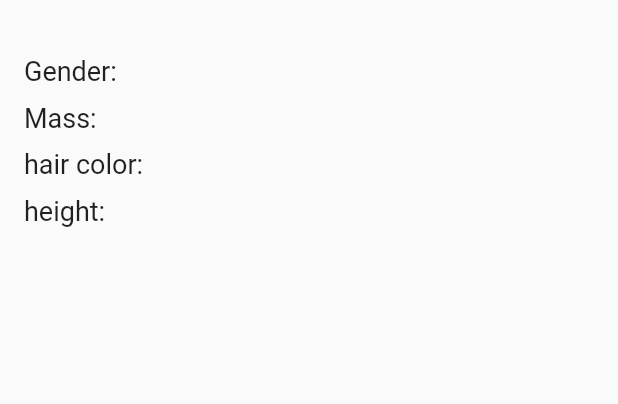
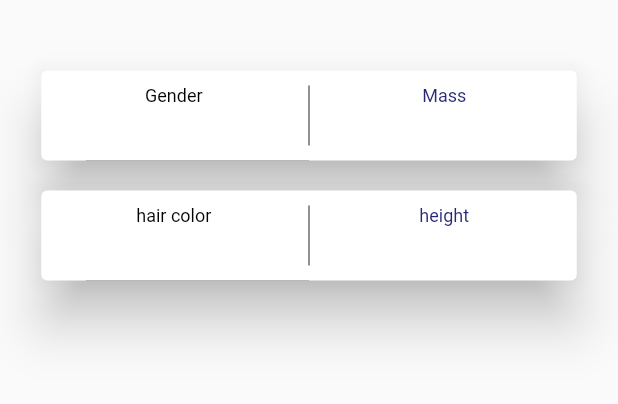
Before and after one commit to Alan-Finzi/StarWars, a Flutter app: the DetailPage screen opened directly with empty values, on a phone screen of 412 x 824 dp, the part 90-494 px from its top. Run offline on Flutter 3.47's test engine with Material 2 defaults, Android fonts, the phone set to English and light mode, and no system bars; our stand-ins replace cloud_firestore, rxdart; accounts and stored records are empty; Roboto replaces fonts that are missing (ComicSans, NordiqueProBold).

```diff
--- a/star_wars_app/lib/src/page/detail_page.dart
+++ b/star_wars_app/lib/src/page/detail_page.dart
@@ -4,6 +4,7 @@ import 'package:star_wars_app/src/providers/provider_bloc.dart';
 import 'package:star_wars_app/src/providers/provider_report.dart';
 import 'package:star_wars_app/src/widgets/appBar.dart';
 import 'package:star_wars_app/src/widgets/widget_alert.dart';
+import 'package:star_wars_app/src/widgets/widget_card_people.dart';
 import 'package:star_wars_app/src/widgets/widget_curve.dart';
 import 'package:star_wars_app/src/widgets/widget_drawer.dart';
 import 'package:star_wars_app/utils/styles/app_colors.dart';
@@ -46,25 +47,8 @@ class _DetailPageState extends State<DetailPage> {
                 subtitle: Column(
                     children: [
                         SizedBox(height: 10,),
-                        Row(children: [
-                            Text('Gender: ',style: TextStyle(color: Colors.black87,fontSize: 18),),
-                            Text(data['gender'],style: TextStyle(color: Colors.black87,fontSize: 18)),
-                        ],),
-                        SizedBox(height: 10,),
-                        Row(children: [
-                            Text('Mass: ',style: TextStyle(color: Colors.black87,fontSize: 18),),
-                            Text(data['mass'].toString(),style: TextStyle(color: Colors.black87,fontSize: 18)),
-                        ],),
-                        SizedBox(height: 10,),
-                        Row(children: [
-                            Text('hair color: ',style: TextStyle(color: Colors.black87,fontSize: 18),),
-                            Text(data['hair_color'].toString(),style: TextStyle(color: Colors.black87,fontSize: 18)),
-                        ],),
-                        SizedBox(height: 10,),
-                        Row(children: [
-                            Text('height: ',style: TextStyle(color: Colors.black87,fontSize: 18),),
-                            Text(data['height'].toString(),style: TextStyle(color: Colors.black87,fontSize: 18)),
-                        ],),
+                        WidgetCardDetailPeople(title1: 'Gender',value1: data['gender'],title2: 'Mass',value2: data['mass'].toString(),width: MediaQuery.of(context).size.width-55,),
+                        WidgetCardDetailPeople(title1: 'hair color',value1: data['hair_color'].toString(),title2: 'height',value2: data['height'].toString(),width: MediaQuery.of(context).size.width-55,),
                     ],
                 ),
             ),
--- /dev/null
+++ b/star_wars_app/lib/src/widgets/widget_card_people.dart
@@ -0,0 +1,58 @@
+import 'package:flutter/material.dart';
+import 'package:star_wars_app/utils/styles/app_colors.dart';
+
+class WidgetCardDetailPeople extends StatelessWidget {
+    final String title1;
+    final String value1;
+    final String title2;
+    final String value2;
+    final double width;
+
+    const WidgetCardDetailPeople({Key key,@required this.title1, this.value1, this.title2, this.value2, this.width}) : super(key: key);
+
+    @override
+    Widget build(BuildContext context) {
+        return  Padding(
+            padding: const EdgeInsets.symmetric(vertical: 10,horizontal: 10),
+            child: Card(
+                margin: EdgeInsets.all(0),
+                elevation: 15,
+                child: Container(
+                    padding: EdgeInsets.symmetric(vertical: 10),
+                    width: width,
+                    child: IntrinsicHeight(
+                        child: Row(
+                            mainAxisAlignment: MainAxisAlignment.spaceEvenly,
+                            children: [
+                                Container(
+                                    width: width * 0.49 ,
+                                    child: Column(
+                                        children: [
+                                            Text(title1, style: TextStyle(fontSize: 12, color: Colors.black),),
+                                            Text(value1, style: TextStyle(fontSize: 18, color: Colors.black),),
+                                            SizedBox(height: 5,),
+                                        ],
+                                    ),
+                                ) ,
+                                Container(
+                                        width: width * 0.01 ,
+                                        child: VerticalDivider(color: Colors.black87,width: 10,)),
+                                Container(
+                                    width: width * 0.49 ,
+                                    child: Column(
+                                        children: [
+                                            Text(title2, style: TextStyle(fontSize: 12, color: AppColors.appBlue),),
+                                            Text(value2, style: TextStyle(fontSize: 18, color: AppColors.appBlue),),
+                                            SizedBox(height: 5,),
+                                        ],
+                                    ),
+                                ) ,
+                            ],
+                        ),
+                    ),
+                ),
+            ),
+        );
+    }
+
+}
--- a/star_wars_app/pubspec.yaml
+++ b/star_wars_app/pubspec.yaml
@@ -36,6 +36,7 @@ dependencies:
   cupertino_icons: ^1.0.0
 
 dev_dependencies:
+  test:
   flutter_test:
     sdk: flutter
 
```
Also changed, not shown: star_wars_app/pubspec.lock, 2 other files.
